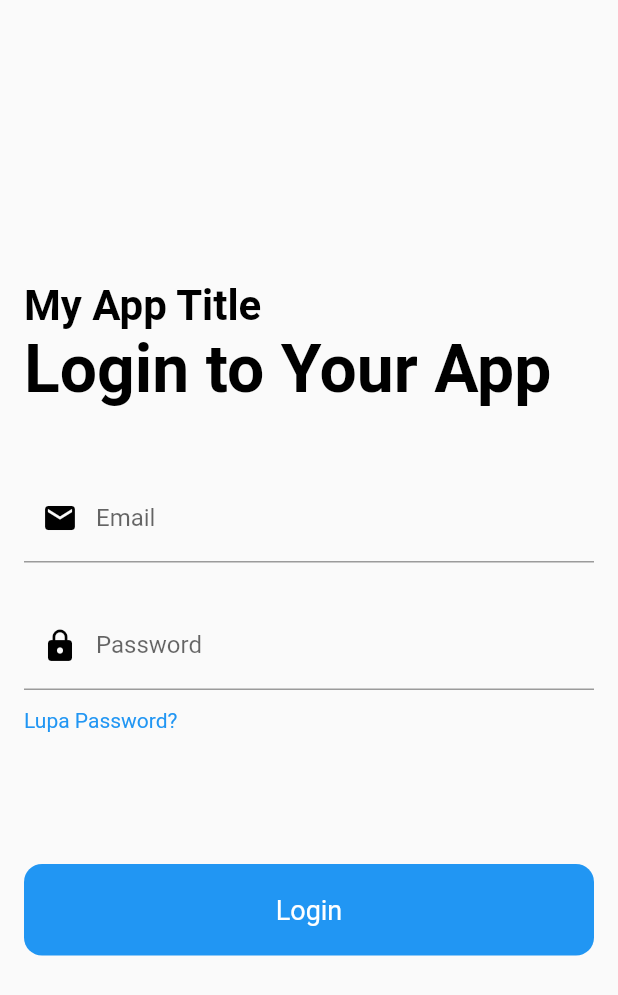
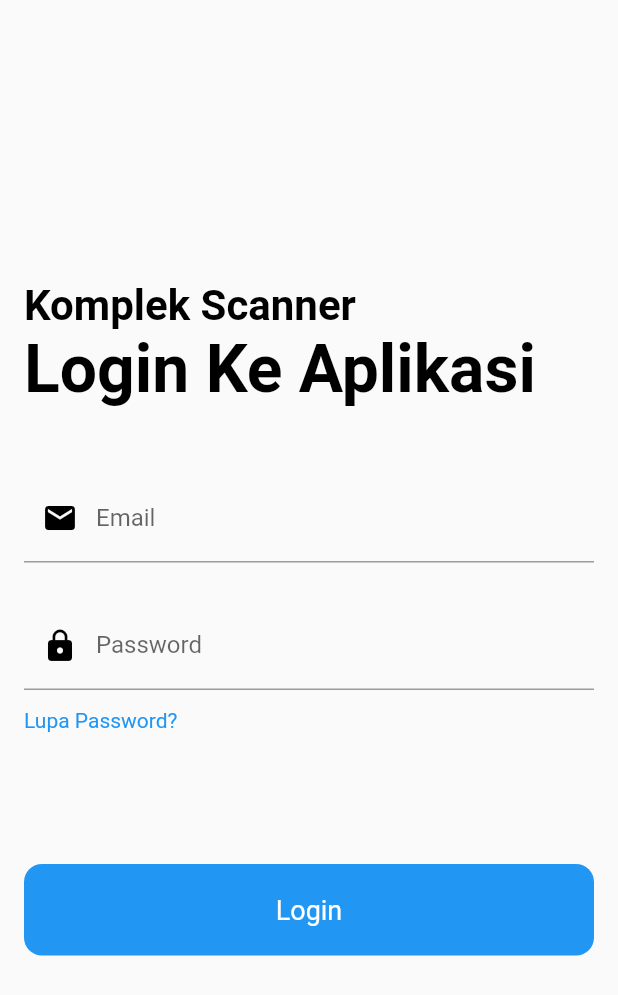
Before and after one commit to dikamantab/komplek_scanner, a Flutter app: the screen it shows after launch, on a phone screen of 412 x 824 dp. Shown: the top 995 px of the screen. Run offline on Flutter 3.47's test engine with Material 2 defaults, Android fonts, the phone set to English and light mode, and no system bars.

Commit message:
komplek_scanner

```diff
--- a/lib/main.dart
+++ b/lib/main.dart
@@ -47,7 +47,7 @@ class _LoginScreenState extends State<LoginScreen> {
         crossAxisAlignment: CrossAxisAlignment.start,
         children: [
           const Text(
-            "My App Title",
+            "Komplek Scanner",
             style: TextStyle(
               color: Colors.black,
               fontSize: 28.0,
@@ -55,7 +55,7 @@ class _LoginScreenState extends State<LoginScreen> {
             ),
           ),
           const Text(
-            "Login to Your App",
+            "Login Ke Aplikasi",
             style: TextStyle(
               color: Colors.black,
               fontSize: 44.0,
```
